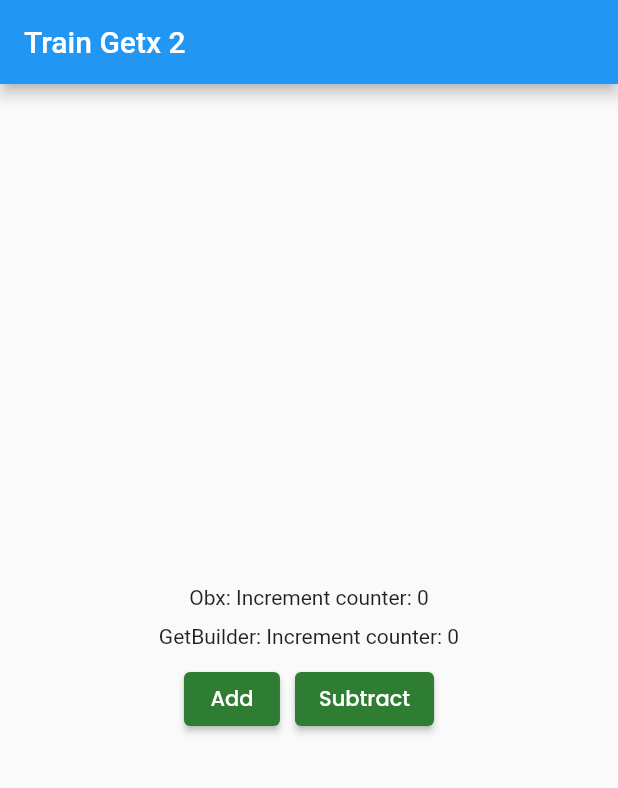
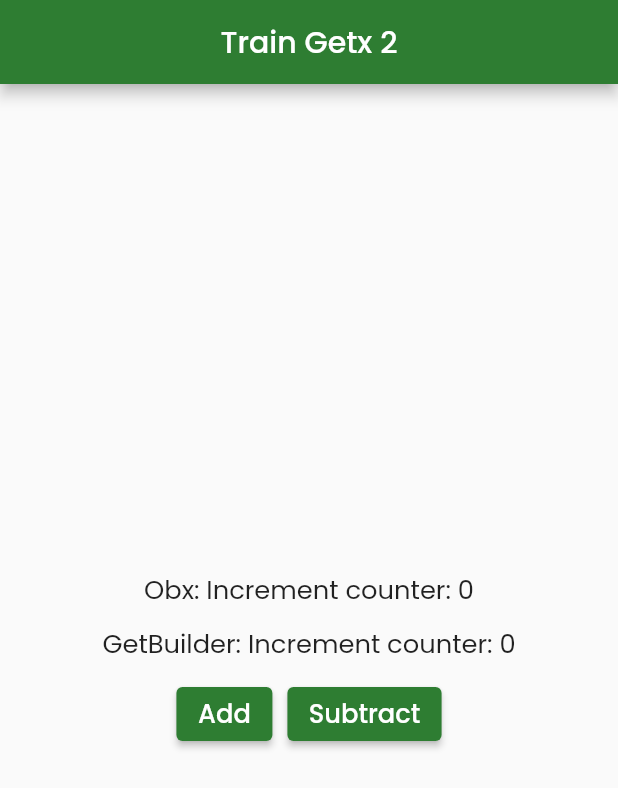
Before and after one commit to ozaenzenzen/latihan-flutter-getx2, a Flutter app: the screen it shows after launch, on a phone screen of 412 x 824 dp. Shown: the top 788 px of the screen. Run offline on Flutter 3.47's test engine with Material 2 defaults, Android fonts, the phone set to English and light mode, and no system bars; our stand-ins replace flutter_screenutil, get, google_fonts.

Commit message:
updaet main dart: add screenutil and theme

```diff
--- a/lib/main.dart
+++ b/lib/main.dart
@@ -1,26 +1,40 @@
 import 'package:flutter/material.dart';
+import 'package:flutter_getx_2/apptheme_controller.dart';
+import 'package:flutter_getx_2/constants.dart';
+import 'package:flutter_screenutil/flutter_screenutil.dart';
 import 'package:get/get.dart';
 
 import 'homepage.dart';
 
-void main(){
+void main() {
   runApp(const MyApp());
 }
 
 class MyApp extends StatefulWidget {
-  const MyApp({ Key? key }) : super(key: key);
+  const MyApp({Key? key}) : super(key: key);
 
   @override
   _MyAppState createState() => _MyAppState();
 }
 
 class _MyAppState extends State<MyApp> {
+
+  bool isChanged = false;
+
+  AppThemeController appThemeController = Get.put(AppThemeController());
+
   @override
   Widget build(BuildContext context) {
-    return const GetMaterialApp(
-      home: HomePage(),
-      title: 'Train Getx 2',
-      debugShowCheckedModeBanner: false,
+    appThemeController.activatedTheme();
+    return ScreenUtilInit(
+      builder: () {
+        return GetMaterialApp(
+          home: const HomePage(),
+          title: 'Train Getx 2',
+          debugShowCheckedModeBanner: false,
+          theme: appThemeData,
+        );
+      },
     );
   }
 }
```
